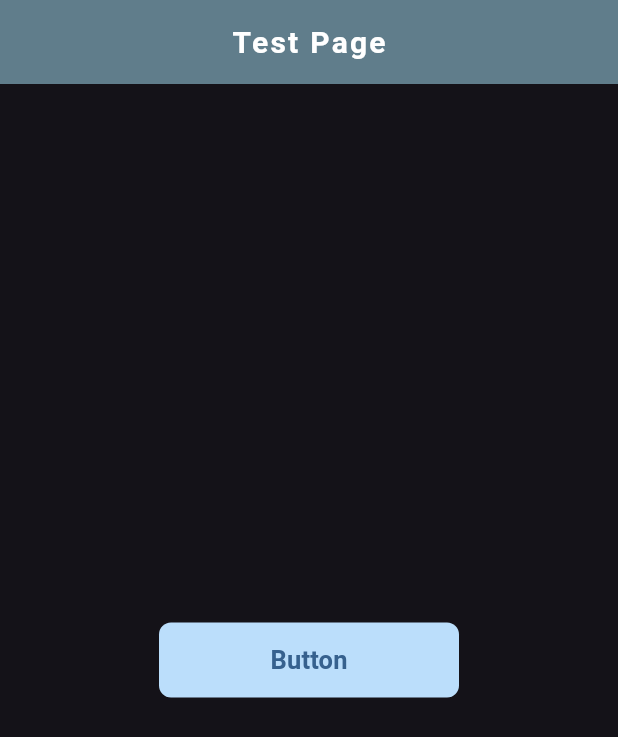
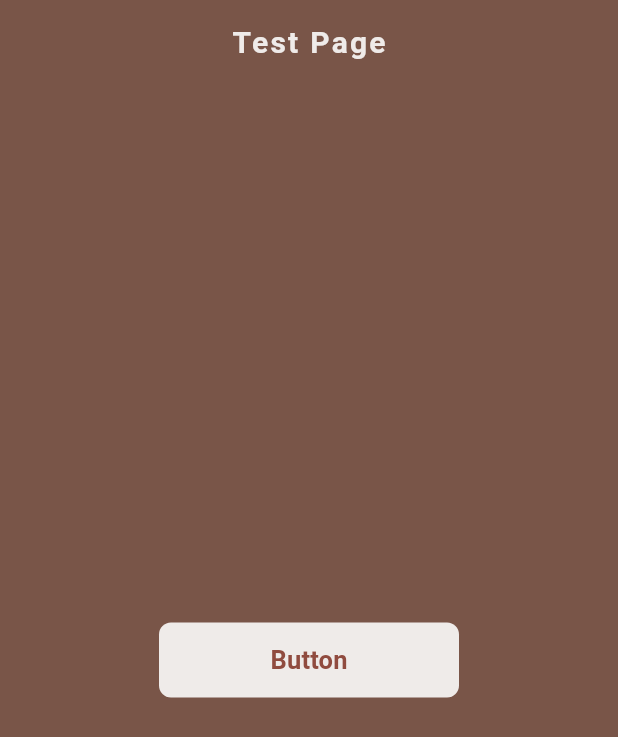
Before and after one commit to SinnedAngel/simply_pos, a Flutter app: the screen it shows after launch, on a phone screen of 412 x 824 dp. Shown: the top 737 px of the screen. Run offline on Flutter 3.47's test engine with Material 3 defaults, Android fonts, the phone set to English and light mode, and no system bars.

Commit message:
Update theme

```diff
--- a/lib/common/theme/pallete.dart
+++ b/lib/common/theme/pallete.dart
@@ -1,9 +1,9 @@
 import 'package:flutter/material.dart';
 
 class AppPallete {
-  static const Color backgroundColor = Color.fromRGBO(117, 117, 117, 1);
-  static const Color primaryColor = Colors.black;
-  static const Color secondayColor = Color.fromRGBO(187, 222, 251, 1);
-  static const Color borderColor = Colors.grey;
-  static const Color focusedBorderColor = Colors.blueGrey;
+  static const Color backgroundColor = Colors.brown;
+  static const Color primaryColor = Color.fromRGBO(62, 39, 35, 1);
+  static const Color secondayColor = Color.fromRGBO(239, 235, 233, 1);
+  static const Color borderColor = Color.fromRGBO(93, 64, 55, 1);
+  static const Color focusedBorderColor = Color.fromRGBO(141, 110, 99, 1);
 }
--- a/lib/common/theme/theme.dart
+++ b/lib/common/theme/theme.dart
@@ -12,12 +12,13 @@ class AppTheme {
       );
   static final darkThemeMode = ThemeData.dark().copyWith(
     colorScheme: ColorScheme.fromSeed(
-      seedColor: Colors.blue,
+      seedColor: AppPallete.primaryColor,
+      surface: AppPallete.backgroundColor,
     ),
     appBarTheme: const AppBarTheme(
-      color: Colors.blueGrey,
+      color: AppPallete.backgroundColor,
       titleTextStyle: TextStyle(
-        color: Colors.white,
+        color: AppPallete.secondayColor,
         fontWeight: FontWeight.bold,
         letterSpacing: 1.5,
         fontSize: 20,
@@ -43,5 +44,6 @@ class AppTheme {
         shadowColor: Colors.transparent,
       ),
     ),
+    scaffoldBackgroundColor: AppPallete.backgroundColor
   );
 }
```
